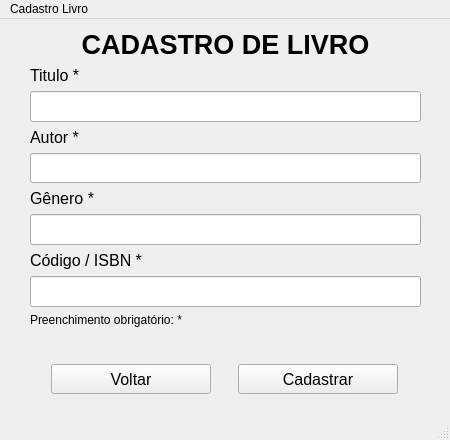
The window that Aulas_Revisão/11_2024/Dia 11/project/ui/livro_window.ui (OSepiliF/Curso-SENAC) describes before a commit, drawn with Qt 5.
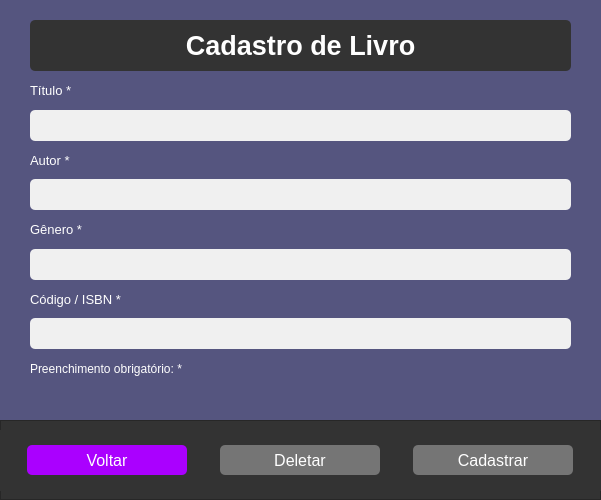
The same window after the commit.

```diff
--- a/Aulas_Revisão/11_2024/Dia 11/project/ui/livro_window.ui
+++ b/Aulas_Revisão/11_2024/Dia 11/project/ui/livro_window.ui
@@ -6,21 +6,24 @@
    <rect>
     <x>0</x>
     <y>0</y>
-    <width>450</width>
-    <height>440</height>
+    <width>601</width>
+    <height>500</height>
    </rect>
   </property>
   <property name="windowTitle">
-   <string>MainWindow</string>
+   <string>Cadastro de Livro</string>
+  </property>
+  <property name="styleSheet">
+   <string notr="true">background-color: rgb(85, 85, 127);</string>
   </property>
   <widget class="QWidget" name="centralwidget">
    <widget class="QWidget" name="verticalLayoutWidget">
     <property name="geometry">
      <rect>
       <x>30</x>
-      <y>10</y>
-      <width>391</width>
-      <height>317</height>
+      <y>20</y>
+      <width>541</width>
+      <height>381</height>
      </rect>
     </property>
     <layout class="QVBoxLayout" name="verticalLayout">
@@ -33,17 +36,11 @@
          <bold>true</bold>
         </font>
        </property>
-       <property name="mouseTracking">
-        <bool>false</bool>
-       </property>
-       <property name="autoFillBackground">
-        <bool>false</bool>
-       </property>
-       <property name="frameShadow">
-        <enum>QFrame::Plain</enum>
+       <property name="styleSheet">
+        <string notr="true">color: white; background-color: #333333; padding: 10px; border-radius: 5px;</string>
        </property>
        <property name="text">
-        <string>CADASTRO DE LIVRO</string>
+        <string>Cadastro de Livro</string>
        </property>
        <property name="alignment">
         <set>Qt::AlignCenter</set>
@@ -54,17 +51,16 @@
       <widget class="QLabel" name="label_2">
        <property name="font">
         <font>
-         <pointsize>12</pointsize>
+         <pointsize>10</pointsize>
          <weight>50</weight>
-         <italic>false</italic>
          <bold>false</bold>
         </font>
        </property>
-       <property name="layoutDirection">
-        <enum>Qt::LeftToRight</enum>
+       <property name="styleSheet">
+        <string notr="true">color: rgb(255, 255, 255);</string>
        </property>
        <property name="text">
-        <string>Titulo *</string>
+        <string>Título *</string>
        </property>
       </widget>
      </item>
@@ -72,11 +68,11 @@
       <widget class="QLineEdit" name="titulo">
        <property name="font">
         <font>
-         <pointsize>15</pointsize>
+         <pointsize>12</pointsize>
         </font>
        </property>
-       <property name="text">
-        <string/>
+       <property name="styleSheet">
+        <string notr="true">border-radius: 5px; padding: 5px; background-color: #f0f0f0;</string>
        </property>
       </widget>
      </item>
@@ -84,17 +80,13 @@
       <widget class="QLabel" name="label">
        <property name="font">
         <font>
-         <pointsize>12</pointsize>
+         <pointsize>10</pointsize>
          <weight>50</weight>
-         <italic>false</italic>
          <bold>false</bold>
-         <underline>false</underline>
-         <strikeout>false</strikeout>
-         <kerning>true</kerning>
         </font>
        </property>
-       <property name="layoutDirection">
-        <enum>Qt::LeftToRight</enum>
+       <property name="styleSheet">
+        <string notr="true">color: rgb(255, 255, 255);</string>
        </property>
        <property name="text">
         <string>Autor *</string>
@@ -103,28 +95,27 @@
      </item>
      <item>
       <widget class="QLineEdit" name="autor">
-       <property name="enabled">
-        <bool>true</bool>
-       </property>
        <property name="font">
         <font>
-         <pointsize>15</pointsize>
+         <pointsize>12</pointsize>
         </font>
        </property>
+       <property name="styleSheet">
+        <string notr="true">border-radius: 5px; padding: 5px; background-color: #f0f0f0;</string>
+       </property>
       </widget>
      </item>
      <item>
       <widget class="QLabel" name="label_3">
        <property name="font">
         <font>
-         <pointsize>12</pointsize>
+         <pointsize>10</pointsize>
          <weight>50</weight>
-         <italic>false</italic>
          <bold>false</bold>
         </font>
        </property>
-       <property name="layoutDirection">
-        <enum>Qt::LeftToRight</enum>
+       <property name="styleSheet">
+        <string notr="true">color: rgb(255, 255, 255);</string>
        </property>
        <property name="text">
         <string>Gênero *</string>
@@ -135,23 +126,25 @@
       <widget class="QLineEdit" name="genero">
        <property name="font">
         <font>
-         <pointsize>15</pointsize>
+         <pointsize>12</pointsize>
         </font>
        </property>
+       <property name="styleSheet">
+        <string notr="true">border-radius: 5px; padding: 5px; background-color: #f0f0f0;</string>
+       </property>
       </widget>
      </item>
      <item>
       <widget class="QLabel" name="label_4">
        <property name="font">
         <font>
-         <pointsize>12</pointsize>
+         <pointsize>10</pointsize>
          <weight>50</weight>
-         <italic>false</italic>
          <bold>false</bold>
         </font>
        </property>
-       <property name="layoutDirection">
-        <enum>Qt::LeftToRight</enum>
+       <property name="styleSheet">
+        <string notr="true">color: rgb(255, 255, 255);</string>
        </property>
        <property name="text">
         <string>Código / ISBN *</string>
@@ -162,13 +155,19 @@
       <widget class="QLineEdit" name="codigo">
        <property name="font">
         <font>
-         <pointsize>15</pointsize>
+         <pointsize>12</pointsize>
         </font>
        </property>
+       <property name="styleSheet">
+        <string notr="true">border-radius: 5px; padding: 5px; background-color: #f0f0f0;</string>
+       </property>
       </widget>
      </item>
      <item>
       <widget class="QLabel" name="label_6">
+       <property name="styleSheet">
+        <string notr="true">color: rgb(255, 255, 255);</string>
+       </property>
        <property name="text">
         <string>Preenchimento obrigatório: *</string>
        </property>
@@ -189,12 +188,30 @@
      </item>
     </layout>
    </widget>
+   <widget class="QFrame" name="frame">
+    <property name="geometry">
+     <rect>
+      <x>0</x>
+      <y>420</y>
+      <width>601</width>
+      <height>80</height>
+     </rect>
+    </property>
+    <property name="styleSheet">
+     <string notr="true"> background-color: #333333;</string>
+    </property>
+    <property name="frameShape">
+     <enum>QFrame::StyledPanel</enum>
+    </property>
+    <property name="frameShadow">
+     <enum>QFrame::Raised</enum>
+    </property>
    <widget class="QWidget" name="horizontalLayoutWidget">
     <property name="geometry">
      <rect>
-      <x>30</x>
-      <y>330</y>
-      <width>391</width>
+       <x>0</x>
+       <y>10</y>
+       <width>601</width>
       <height>61</height>
      </rect>
     </property>
@@ -212,11 +229,37 @@
          <pointsize>12</pointsize>
         </font>
        </property>
+        <property name="styleSheet">
+         <string notr="true">color: white; border-radius: 5px;
+background-color: rgb(170, 0, 255);</string>
+        </property>
        <property name="text">
         <string>Voltar</string>
        </property>
       </widget>
      </item>
+      <item>
+       <widget class="QPushButton" name="botao_deletar">
+        <property name="maximumSize">
+         <size>
+          <width>160</width>
+          <height>30</height>
+         </size>
+        </property>
+        <property name="font">
+         <font>
+          <pointsize>12</pointsize>
+         </font>
+        </property>
+        <property name="styleSheet">
+         <string notr="true">color: white; border-radius: 5px;
+background-color: rgb(117, 117, 117);</string>
+        </property>
+        <property name="text">
+         <string>Deletar</string>
+        </property>
+       </widget>
+      </item>
      <item>
       <widget class="QPushButton" name="botao_cadastrar">
        <property name="maximumSize">
@@ -230,6 +273,10 @@
          <pointsize>12</pointsize>
         </font>
        </property>
+        <property name="styleSheet">
+         <string notr="true">color: white; border-radius: 5px;
+background-color: rgb(117, 117, 117);</string>
+        </property>
        <property name="text">
         <string>Cadastrar</string>
        </property>
@@ -238,25 +285,9 @@
     </layout>
    </widget>
   </widget>
-  <widget class="QMenuBar" name="menubar">
-   <property name="geometry">
-    <rect>
-     <x>0</x>
-     <y>0</y>
-     <width>450</width>
-     <height>21</height>
-    </rect>
-   </property>
-   <widget class="QMenu" name="menuCadastro_Livro">
-    <property name="title">
-     <string>Cadastro Livro</string>
-    </property>
-    <addaction name="actionCadastra"/>
-    <addaction name="actionListar"/>
-   </widget>
-   <addaction name="menuCadastro_Livro"/>
-  </widget>
-  <widget class="QStatusBar" name="statusbar"/>
+   <zorder>frame</zorder>
+   <zorder>verticalLayoutWidget</zorder>
+  </widget>
   <action name="actionCadastra">
    <property name="text">
     <string>Cadastrar</string>
```
Lines whose indentation alone changed are shown as unchanged.
